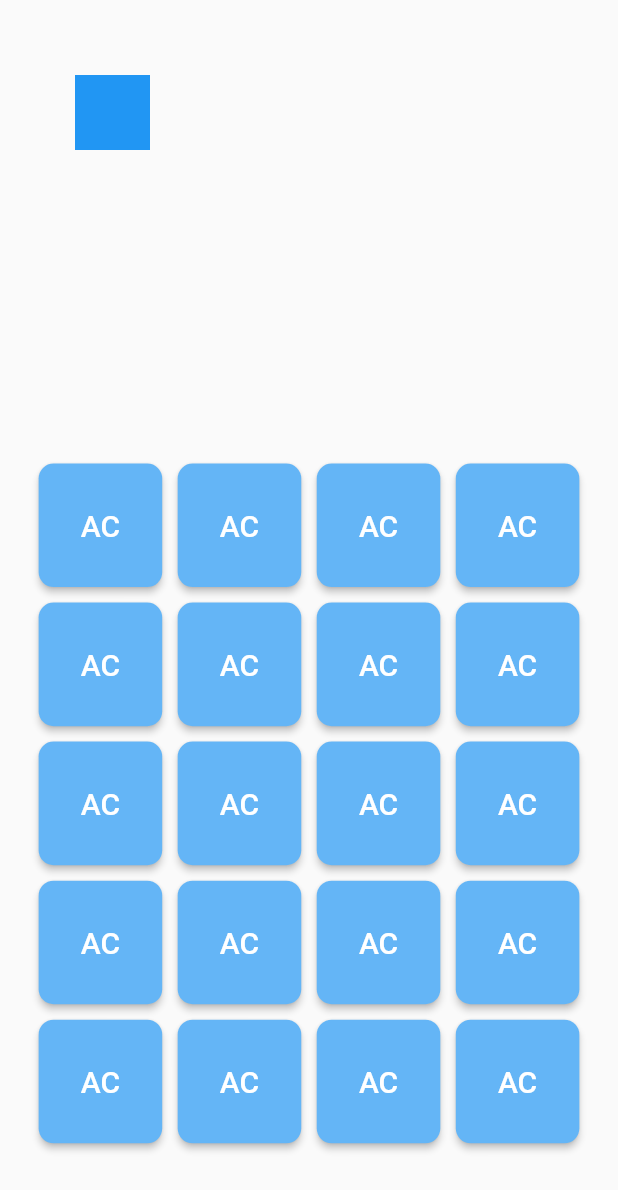
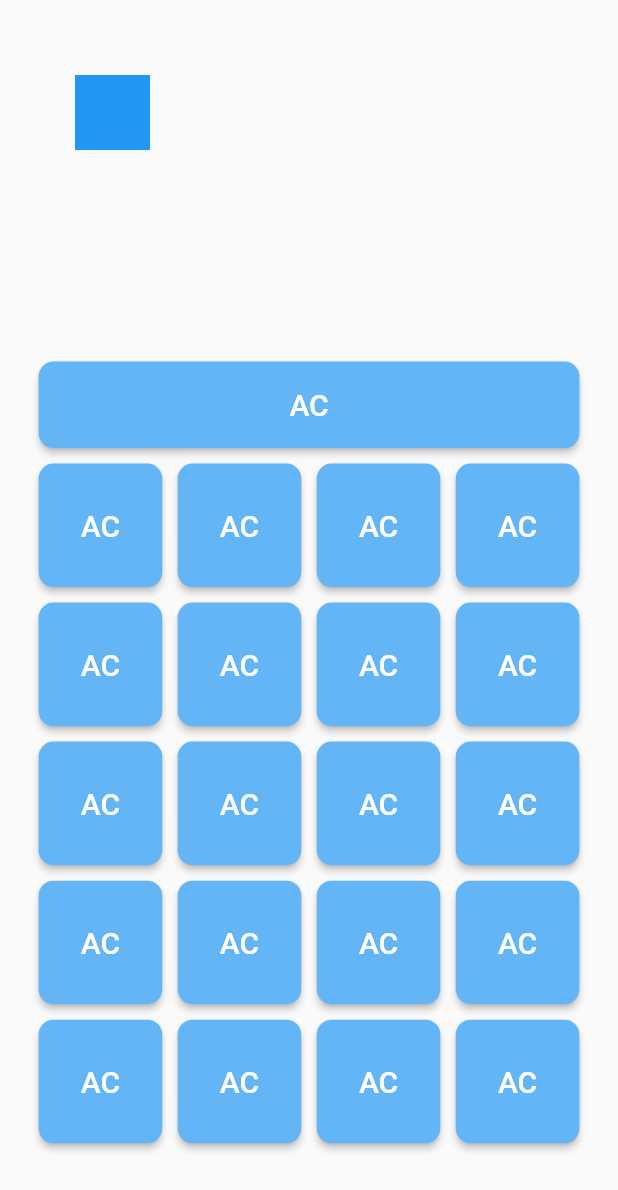
Before and after one commit to riii-san/creations, a Flutter app: the screen it shows after launch, on a phone screen of 412 x 824 dp. Shown: the top 1190 px of the screen. Run offline on Flutter 3.47's test engine with Material 2 defaults, Android fonts, the phone set to English and light mode, and no system bars.

Commit message:
移動不可領域にコンテナを置いた時に元の場所に戻す処理を追加

```diff
--- a/lib/freePlacement.dart
+++ b/lib/freePlacement.dart
@@ -444,7 +444,38 @@ class _freePlacementState extends State<freePlacement> {
               ),
             ),
           ),
+          Container(
+            child: Positioned(
+              top: _deviceHeight - _containerSize * 5.7 - _bannerHeight - _space * 5,
+              left: _sizeSpace,
+              width: _containerSize * 4 + _space * 3,
+              height: _containerSize * 0.7,
+              child: SizedBox(
+                child: ElevatedButton(
+                  onPressed: (){},
+                  style: ElevatedButton.styleFrom(
+                      shape: RoundedRectangleBorder(
+                          borderRadius: BorderRadius.circular(10)
+                      ),
+                      primary: Colors.blue.shade300
+                  ),
+                  child: const Text('AC',style: TextStyle(color: Colors.white,fontSize: 20),),
+                ),
+              ),
+            ),
+          ),
 
+          Positioned(
+              top: _deviceHeight - _containerSize * 5 - _bannerHeight - _space * 4,
+              left: _sizeSpace,
+              width: _deviceWidth,
+              height: _deviceHeight * 0.5,
+              child: DragTarget<String>(
+                builder: (context, accepted, rejected){
+                  return const SizedBox();
+                },
+              )
+          ),
           returnFreePositionContainer(_contList[0]),
           //returnFreePositionContainer(_contList[1]),
         ],
```
